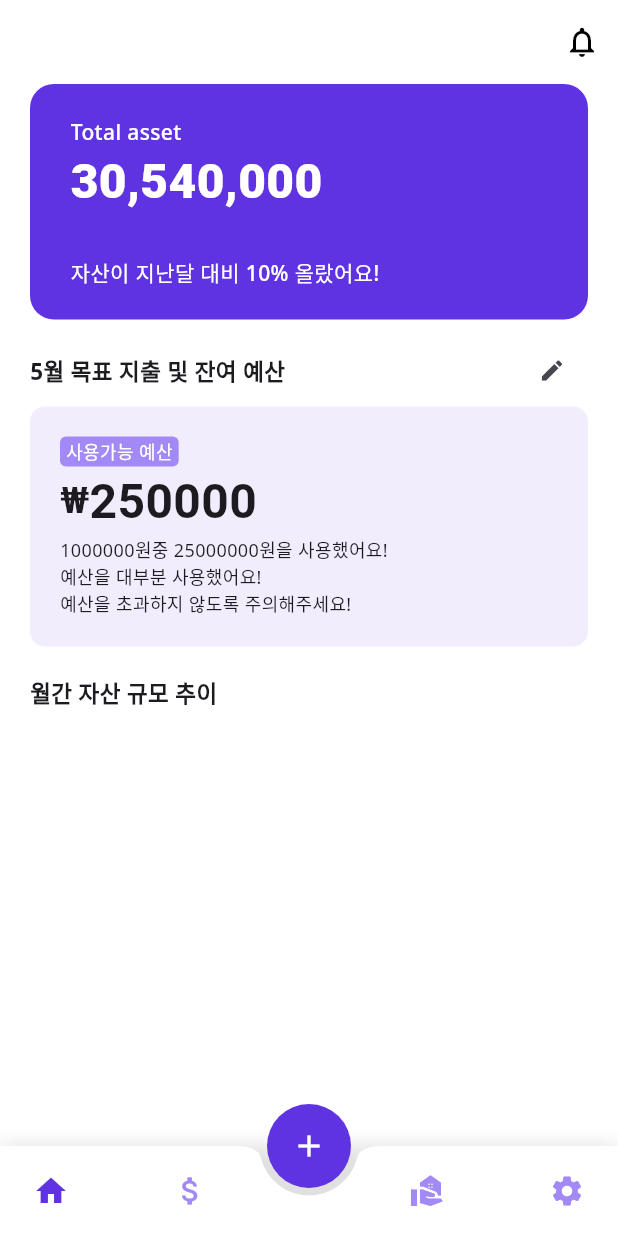
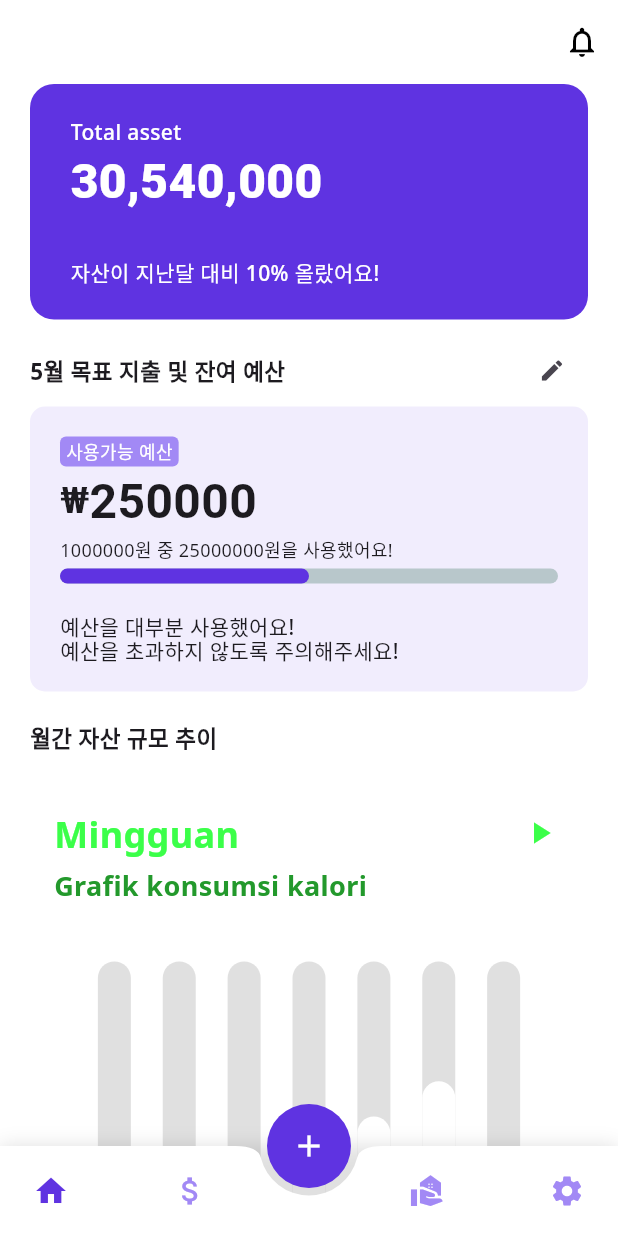
Before and after one commit to minckan/cash_stacker_flutter_app, a Flutter app: the screen it shows after launch, on a phone screen of 412 x 824 dp. Run offline on Flutter 3.47's test engine with Material 3 defaults, Android fonts, the phone set to English and light mode, and no system bars; drawn by our look-alikes of fl_chart, percent_indicator; our stand-ins replace cloud_firestore, firebase_auth, firebase_core, flutter_dotenv, flutter_svg, universal_platform; missing offline and left inert: kakao_flutter_sdk_share, kakao_flutter_sdk_user; accounts and stored records are empty.

Commit message:
메인화면 ui 작업

```diff
--- /dev/null
+++ b/lib/common/component/chart/bar_chart.dart
@@ -0,0 +1,397 @@
+import 'dart:async';
+import 'dart:math';
+import 'package:cash_stacker_flutter_app/common/component/chart/dummy/app_resources.dart';
+import 'package:cash_stacker_flutter_app/common/utill/extensions/color_extensions.dart';
+
+import 'package:fl_chart/fl_chart.dart';
+import 'package:flutter/material.dart';
+
+class BarChartSample1 extends StatefulWidget {
+  BarChartSample1({super.key});
+
+  List<Color> get availableColors => const <Color>[
+        AppColors.contentColorPurple,
+        AppColors.contentColorYellow,
+        AppColors.contentColorBlue,
+        AppColors.contentColorOrange,
+        AppColors.contentColorPink,
+        AppColors.contentColorRed,
+      ];
+
+  final Color barBackgroundColor =
+      AppColors.contentColorWhite.darken().withOpacity(0.3);
+  final Color barColor = AppColors.contentColorWhite;
+  final Color touchedBarColor = AppColors.contentColorGreen;
+
+  @override
+  State<StatefulWidget> createState() => BarChartSample1State();
+}
+
+class BarChartSample1State extends State<BarChartSample1> {
+  final Duration animDuration = const Duration(milliseconds: 250);
+
+  int touchedIndex = -1;
+
+  bool isPlaying = false;
+
+  @override
+  Widget build(BuildContext context) {
+    return AspectRatio(
+      aspectRatio: 1,
+      child: Stack(
+        children: <Widget>[
+          Padding(
+            padding: const EdgeInsets.all(16),
+            child: Column(
+              crossAxisAlignment: CrossAxisAlignment.stretch,
+              children: <Widget>[
+                const Text(
+                  'Mingguan',
+                  style: TextStyle(
+                    color: AppColors.contentColorGreen,
+                    fontSize: 24,
+                    fontWeight: FontWeight.bold,
+                  ),
+                ),
+                const SizedBox(
+                  height: 4,
+                ),
+                Text(
+                  'Grafik konsumsi kalori',
+                  style: TextStyle(
+                    color: AppColors.contentColorGreen.darken(),
+                    fontSize: 18,
+                    fontWeight: FontWeight.bold,
+                  ),
+                ),
+                const SizedBox(
+                  height: 38,
+                ),
+                Expanded(
+                  child: Padding(
+                    padding: const EdgeInsets.symmetric(horizontal: 8),
+                    child: BarChart(
+                      isPlaying ? randomData() : mainBarData(),
+                      swapAnimationDuration: animDuration,
+                    ),
+                  ),
+                ),
+                const SizedBox(
+                  height: 12,
+                ),
+              ],
+            ),
+          ),
+          Padding(
+            padding: const EdgeInsets.all(8),
+            child: Align(
+              alignment: Alignment.topRight,
+              child: IconButton(
+                icon: Icon(
+                  isPlaying ? Icons.pause : Icons.play_arrow,
+                  color: AppColors.contentColorGreen,
+                ),
+                onPressed: () {
+                  setState(() {
+                    isPlaying = !isPlaying;
+                    if (isPlaying) {
+                      refreshState();
+                    }
+                  });
+                },
+              ),
+            ),
+          )
+        ],
+      ),
+    );
+  }
+
+  BarChartGroupData makeGroupData(
+    int x,
+    double y, {
+    bool isTouched = false,
+    Color? barColor,
+    double width = 22,
+    List<int> showTooltips = const [],
+  }) {
+    barColor ??= widget.barColor;
+    return BarChartGroupData(
+      x: x,
+      barRods: [
+        BarChartRodData(
+          toY: isTouched ? y + 1 : y,
+          color: isTouched ? widget.touchedBarColor : barColor,
+          width: width,
+          borderSide: isTouched
+              ? BorderSide(color: widget.touchedBarColor.darken(80))
+              : const BorderSide(color: Colors.white, width: 0),
+          backDrawRodData: BackgroundBarChartRodData(
+            show: true,
+            toY: 20,
+            color: widget.barBackgroundColor,
+          ),
+        ),
+      ],
+      showingTooltipIndicators: showTooltips,
+    );
+  }
+
+  List<BarChartGroupData> showingGroups() => List.generate(7, (i) {
+        switch (i) {
+          case 0:
+            return makeGroupData(0, 5, isTouched: i == touchedIndex);
+          case 1:
+            return makeGroupData(1, 6.5, isTouched: i == touchedIndex);
+          case 2:
+            return makeGroupData(2, 5, isTouched: i == touchedIndex);
+          case 3:
+            return makeGroupData(3, 7.5, isTouched: i == touchedIndex);
+          case 4:
+            return makeGroupData(4, 9, isTouched: i == touchedIndex);
+          case 5:
+            return makeGroupData(5, 11.5, isTouched: i == touchedIndex);
+          case 6:
+            return makeGroupData(6, 6.5, isTouched: i == touchedIndex);
+          default:
+            return throw Error();
+        }
+      });
+
+  BarChartData mainBarData() {
+    return BarChartData(
+      barTouchData: BarTouchData(
+        touchTooltipData: BarTouchTooltipData(
+          getTooltipColor: (_) => Colors.blueGrey,
+          tooltipHorizontalAlignment: FLHorizontalAlignment.right,
+          tooltipMargin: -10,
+          getTooltipItem: (group, groupIndex, rod, rodIndex) {
+            String weekDay;
+            switch (group.x) {
+              case 0:
+                weekDay = 'Monday';
+                break;
+              case 1:
+                weekDay = 'Tuesday';
+                break;
+              case 2:
+                weekDay = 'Wednesday';
+                break;
+              case 3:
+                weekDay = 'Thursday';
+                break;
+              case 4:
+                weekDay = 'Friday';
+                break;
+              case 5:
+                weekDay = 'Saturday';
+                break;
+              case 6:
+                weekDay = 'Sunday';
+                break;
+              default:
+                throw Error();
+            }
+            return BarTooltipItem(
+              '$weekDay\n',
+              const TextStyle(
+                color: Colors.white,
+                fontWeight: FontWeight.bold,
+                fontSize: 18,
+              ),
+              children: <TextSpan>[
+                TextSpan(
+                  text: (rod.toY - 1).toString(),
+                  style: const TextStyle(
+                    color: Colors.white, //widget.touchedBarColor,
+                    fontSize: 16,
+                    fontWeight: FontWeight.w500,
+                  ),
+                ),
+              ],
+            );
+          },
+        ),
+        touchCallback: (FlTouchEvent event, barTouchResponse) {
+          setState(() {
+            if (!event.isInterestedForInteractions ||
+                barTouchResponse == null ||
+                barTouchResponse.spot == null) {
+              touchedIndex = -1;
+              return;
+            }
+            touchedIndex = barTouchResponse.spot!.touchedBarGroupIndex;
+          });
+        },
+      ),
+      titlesData: FlTitlesData(
+        show: true,
+        rightTitles: const AxisTitles(
+          sideTitles: SideTitles(showTitles: false),
+        ),
+        topTitles: const AxisTitles(
+          sideTitles: SideTitles(showTitles: false),
+        ),
+        bottomTitles: AxisTitles(
+          sideTitles: SideTitles(
+            showTitles: true,
+            getTitlesWidget: getTitles,
+            reservedSize: 38,
+          ),
+        ),
+        leftTitles: const AxisTitles(
+          sideTitles: SideTitles(
+            showTitles: false,
+          ),
+        ),
+      ),
+      borderData: FlBorderData(
+        show: false,
+      ),
+      barGroups: showingGroups(),
+      gridData: const FlGridData(show: false),
+    );
+  }
+
+  Widget getTitles(double value, TitleMeta meta) {
+    const style = TextStyle(
+      color: Colors.white,
+      fontWeight: FontWeight.bold,
+      fontSize: 14,
+    );
+    Widget text;
+    switch (value.toInt()) {
+      case 0:
+        text = const Text('M', style: style);
+        break;
+      case 1:
+        text = const Text('T', style: style);
+        break;
+      case 2:
+        text = const Text('W', style: style);
+        break;
+      case 3:
+        text = const Text('T', style: style);
+        break;
+      case 4:
+        text = const Text('F', style: style);
+        break;
+      case 5:
+        text = const Text('S', style: style);
+        break;
+      case 6:
+        text = const Text('S', style: style);
+        break;
+      default:
+        text = const Text('', style: style);
+        break;
+    }
+    return SideTitleWidget(
+      axisSide: meta.axisSide,
+      space: 16,
+      child: text,
+    );
+  }
+
+  BarChartData randomData() {
+    return BarChartData(
+      barTouchData: BarTouchData(
+        enabled: false,
+      ),
+      titlesData: FlTitlesData(
+        show: true,
+        bottomTitles: AxisTitles(
+          sideTitles: SideTitles(
+            showTitles: true,
+            getTitlesWidget: getTitles,
+            reservedSize: 38,
+          ),
+        ),
+        leftTitles: const AxisTitles(
+          sideTitles: SideTitles(
+            showTitles: false,
+          ),
+        ),
+        topTitles: const AxisTitles(
+          sideTitles: SideTitles(
+            showTitles: false,
+          ),
+        ),
+        rightTitles: const AxisTitles(
+          sideTitles: SideTitles(
+            showTitles: false,
+          ),
+        ),
+      ),
+      borderData: FlBorderData(
+        show: false,
+      ),
+      barGroups: List.generate(7, (i) {
+        switch (i) {
+          case 0:
+            return makeGroupData(
+              0,
+              Random().nextInt(15).toDouble() + 6,
+              barColor: widget.availableColors[
+                  Random().nextInt(widget.availableColors.length)],
+            );
+          case 1:
+            return makeGroupData(
+              1,
+              Random().nextInt(15).toDouble() + 6,
+              barColor: widget.availableColors[
+                  Random().nextInt(widget.availableColors.length)],
+            );
+          case 2:
+            return makeGroupData(
+              2,
+              Random().nextInt(15).toDouble() + 6,
+              barColor: widget.availableColors[
+                  Random().nextInt(widget.availableColors.length)],
+            );
+          case 3:
+            return makeGroupData(
+              3,
+              Random().nextInt(15).toDouble() + 6,
+              barColor: widget.availableColors[
+                  Random().nextInt(widget.availableColors.length)],
+            );
+          case 4:
+            return makeGroupData(
+              4,
+              Random().nextInt(15).toDouble() + 6,
+              barColor: widget.availableColors[
+                  Random().nextInt(widget.availableColors.length)],
+            );
+          case 5:
+            return makeGroupData(
+              5,
+              Random().nextInt(15).toDouble() + 6,
+              barColor: widget.availableColors[
+                  Random().nextInt(widget.availableColors.length)],
+            );
+          case 6:
+            return makeGroupData(
+              6,
+              Random().nextInt(15).toDouble() + 6,
+              barColor: widget.availableColors[
+                  Random().nextInt(widget.availableColors.length)],
+            );
+          default:
+            return throw Error();
+        }
+      }),
+      gridData: const FlGridData(show: false),
+    );
+  }
+
+  Future<dynamic> refreshState() async {
+    setState(() {});
+    await Future<dynamic>.delayed(
+      animDuration + const Duration(milliseconds: 50),
+    );
+    if (isPlaying) {
+      await refreshState();
+    }
+  }
+}
--- /dev/null
+++ b/lib/common/component/chart/dummy/app_colors.dart
@@ -0,0 +1,25 @@
+import 'package:flutter/material.dart';
+
+class AppColors {
+  static const Color primary = contentColorCyan;
+  static const Color menuBackground = Color(0xFF090912);
+  static const Color itemsBackground = Color(0xFF1B2339);
+  static const Color pageBackground = Color(0xFF282E45);
+  static const Color mainTextColor1 = Colors.white;
+  static const Color mainTextColor2 = Colors.white70;
+  static const Color mainTextColor3 = Colors.white38;
+  static const Color mainGridLineColor = Colors.white10;
+  static const Color borderColor = Colors.white54;
+  static const Color gridLinesColor = Color(0x11FFFFFF);
+
+  static const Color contentColorBlack = Colors.black;
+  static const Color contentColorWhite = Colors.white;
+  static const Color contentColorBlue = Color(0xFF2196F3);
+  static const Color contentColorYellow = Color(0xFFFFC300);
+  static const Color contentColorOrange = Color(0xFFFF683B);
+  static const Color contentColorGreen = Color(0xFF3BFF49);
+  static const Color contentColorPurple = Color(0xFF6E1BFF);
+  static const Color contentColorPink = Color(0xFFFF3AF2);
+  static const Color contentColorRed = Color(0xFFE80054);
+  static const Color contentColorCyan = Color(0xFF50E4FF);
+}
--- /dev/null
+++ b/lib/common/component/chart/dummy/app_resources.dart
@@ -0,0 +1,4 @@
+export 'app_colors.dart';
+export 'app_assets.dart';
+export 'app_dimens.dart';
+export 'app_texts.dart';
--- /dev/null
+++ b/lib/common/component/chart/dummy/app_texts.dart
@@ -0,0 +1,3 @@
+class AppTexts {
+  static const appName = 'FL Chart App';
+}
--- a/lib/common/component/chart/ratio_chart.dart
+++ b/lib/common/component/chart/ratio_chart.dart
@@ -1,5 +1,5 @@
-import 'package:cash_stacker_flutter_app/common/component/chart/lib/AppColors.dart';
-import 'package:cash_stacker_flutter_app/common/component/chart/lib/Indicator.dart';
+import 'package:cash_stacker_flutter_app/common/component/lib/AppColors.dart';
+import 'package:cash_stacker_flutter_app/common/component/lib/Indicator.dart';
 import 'package:flutter/material.dart';
 import 'package:fl_chart/fl_chart.dart';
 
--- /dev/null
+++ b/lib/common/utill/extensions/iterable_extensions.dart
@@ -0,0 +1,3 @@
+extension IterableToMapExtension<K, V> on Iterable<MapEntry<K, V>> {
+  Map<K, V> get asMap => Map.fromEntries(this);
+}
--- /dev/null
+++ b/lib/common/utill/extensions/list_extensions.dart
@@ -0,0 +1,3 @@
+extension ListToMapExtension<K, V> on List<MapEntry<K, V>> {
+  Map<K, V> get asMap => Map.fromEntries(this);
+}
--- a/lib/home/screen/home_screen.dart
+++ b/lib/home/screen/home_screen.dart
@@ -1,7 +1,12 @@
+import 'dart:io';
+
+import 'package:cash_stacker_flutter_app/common/component/chart/bar_chart.dart';
 import 'package:cash_stacker_flutter_app/common/const/color.dart';
 import 'package:cash_stacker_flutter_app/common/layout/default_layout.dart';
+
 import 'package:flutter/material.dart';
-import 'package:flutter/widgets.dart';
+
+import 'package:percent_indicator/linear_percent_indicator.dart';
 
 class HomeScreen extends StatelessWidget {
   const HomeScreen({super.key});
@@ -21,9 +26,10 @@ class HomeScreen extends StatelessWidget {
           ),
         ),
       ],
-      child: Container(
+      child: SingleChildScrollView(
         child: Padding(
-          padding: const EdgeInsets.symmetric(horizontal: 20),
+          padding: EdgeInsets.only(
+              left: 20, right: 20, bottom: Platform.isIOS ? 96 : 0),
           child: Column(
             crossAxisAlignment: CrossAxisAlignment.stretch,
             children: [
@@ -136,16 +142,28 @@ class HomeScreen extends StatelessWidget {
                         ],
                       ),
                       const Text(
-                        '1000000원중 25000000원을 사용했어요!',
+                        '1000000원 중 25000000원을 사용했어요!',
                         style: TextStyle(
                           fontSize: 12,
                         ),
                       ),
+                      const SizedBox(height: 4),
+                      LinearPercentIndicator(
+                        percent: 0.5,
+                        progressColor: PRIMARY_COLOR,
+                        lineHeight: 10,
+                        alignment: MainAxisAlignment.start,
+                        padding: EdgeInsets.zero,
+                        width: MediaQuery.of(context).size.width - 80,
+                        barRadius: const Radius.circular(10),
+                      ),
+                      const SizedBox(height: 20),
                       const Text(
                         '예산을 대부분 사용했어요!\n예산을 초과하지 않도록 주의해주세요!',
                         style: TextStyle(
-                          fontSize: 12,
-                        ),
+                            height: 1.1,
+                            fontSize: 14,
+                            fontWeight: FontWeight.w500),
                       ),
                     ],
                   ),
@@ -156,6 +174,8 @@ class HomeScreen extends StatelessWidget {
                 '월간 자산 규모 추이',
                 style: TextStyle(fontSize: 15, fontWeight: FontWeight.w700),
               ),
+              const SizedBox(height: 20),
+              BarChartSample1()
             ],
           ),
         ),
--- a/pubspec.yaml
+++ b/pubspec.yaml
@@ -47,7 +47,7 @@ dependencies:
   cloud_firestore: ^4.17.3
   intl: ^0.19.0
   fl_chart: ^0.68.0
-  syncfusion_flutter_datagrid: ^25.2.4
+  percent_indicator: ^4.2.3
 
 dev_dependencies:
   flutter_test:
```
Also changed, not shown: lib/common/component/chart/dummy/app_assets.dart (added, +21 -0 lines), lib/common/component/chart/dummy/app_dimens.dart (added, +13 -0 lines), lib/common/component/chart/dummy/app_helper.dart (added, +20 -0 lines), lib/common/component/chart/dummy/app_utils.dart (added, +28 -0 lines), lib/common/component/chart/dummy/device_info.dart (added, +46 -0 lines), lib/common/component/chart/dummy/urls.dart (added, +21 -0 lines), lib/common/utill/extensions/color_extensions.dart (added, +34 -0 lines), lib/portfolio/component/portfolio_table.dart (+0 -39 lines), lib/common/component/lib/AppColors.dart (renamed from lib/common/component/chart/lib/AppColors.dart), lib/common/component/lib/Indicator.dart (renamed from lib/common/component/chart/lib/Indicator.dart), pubspec.lock.
